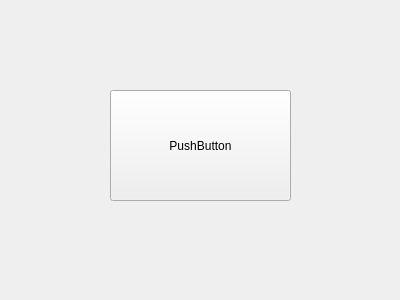
Above: game/GameMenuView.ui from FelipeVV/cobra-jones before the change. Below: the same form after it.
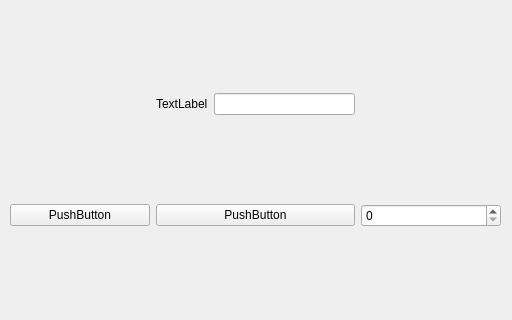
That is the form after the change.

Commit message: ya hay una jerarquia de responsabilidades de ventanas definida y un menu que permite seleccionar nivel

What changed in the file:
```diff
--- a/game/GameMenuView.ui
+++ b/game/GameMenuView.ui
@@ -2,29 +2,135 @@
 <ui version="4.0">
  <class>GameMenuView</class>
  <widget class="QWidget" name="GameMenuView">
+  <property name="windowModality">
+   <enum>Qt::NonModal</enum>
+  </property>
+  <property name="enabled">
+   <bool>true</bool>
+  </property>
   <property name="geometry">
    <rect>
     <x>0</x>
     <y>0</y>
-    <width>400</width>
-    <height>300</height>
+    <width>512</width>
+    <height>320</height>
    </rect>
   </property>
   <property name="windowTitle">
    <string>Form</string>
   </property>
-  <widget class="QPushButton" name="pushButton">
+  <widget class="QWidget" name="gridLayoutWidget">
    <property name="geometry">
     <rect>
-     <x>110</x>
-     <y>90</y>
-     <width>181</width>
-     <height>111</height>
+     <x>10</x>
+     <y>10</y>
+     <width>491</width>
+     <height>301</height>
     </rect>
    </property>
-   <property name="text">
-    <string>PushButton</string>
-   </property>
+   <layout class="QGridLayout" name="gridLayout">
+    <item row="2" column="1">
+     <spacer name="verticalSpacer_3">
+      <property name="orientation">
+       <enum>Qt::Vertical</enum>
+      </property>
+      <property name="sizeType">
+       <enum>QSizePolicy::Fixed</enum>
+      </property>
+      <property name="sizeHint" stdset="0">
+       <size>
+        <width>20</width>
+        <height>40</height>
+       </size>
+      </property>
+     </spacer>
+    </item>
+    <item row="4" column="1">
+     <spacer name="verticalSpacer_2">
+      <property name="orientation">
+       <enum>Qt::Vertical</enum>
+      </property>
+      <property name="sizeType">
+       <enum>QSizePolicy::Fixed</enum>
+      </property>
+      <property name="sizeHint" stdset="0">
+       <size>
+        <width>20</width>
+        <height>40</height>
+       </size>
+      </property>
+     </spacer>
+    </item>
+    <item row="0" column="2">
+     <spacer name="verticalSpacer">
+      <property name="orientation">
+       <enum>Qt::Vertical</enum>
+      </property>
+      <property name="sizeType">
+       <enum>QSizePolicy::Fixed</enum>
+      </property>
+      <property name="sizeHint" stdset="0">
+       <size>
+        <width>20</width>
+        <height>40</height>
+       </size>
+      </property>
+     </spacer>
+    </item>
+    <item row="3" column="3">
+     <widget class="QSpinBox" name="spinBox"/>
+    </item>
+    <item row="1" column="1">
+     <widget class="QLabel" name="label_2">
+      <property name="text">
+       <string>TextLabel</string>
+      </property>
+     </widget>
+    </item>
+    <item row="1" column="3">
+     <spacer name="horizontalSpacer_4">
+      <property name="orientation">
+       <enum>Qt::Horizontal</enum>
+      </property>
+      <property name="sizeHint" stdset="0">
+       <size>
+        <width>40</width>
+        <height>20</height>
+       </size>
+      </property>
+     </spacer>
+    </item>
+    <item row="1" column="2">
+     <widget class="QLineEdit" name="lineEdit_2"/>
+    </item>
+    <item row="1" column="0">
+     <spacer name="horizontalSpacer_3">
+      <property name="orientation">
+       <enum>Qt::Horizontal</enum>
+      </property>
+      <property name="sizeHint" stdset="0">
+       <size>
+        <width>40</width>
+        <height>20</height>
+       </size>
+      </property>
+     </spacer>
+    </item>
+    <item row="3" column="1" colspan="2">
+     <widget class="QPushButton" name="pushButton">
+      <property name="text">
+       <string>PushButton</string>
+      </property>
+     </widget>
+    </item>
+    <item row="3" column="0">
+     <widget class="QPushButton" name="pushButton_2">
+      <property name="text">
+       <string>PushButton</string>
+      </property>
+     </widget>
+    </item>
+   </layout>
   </widget>
  </widget>
  <resources/>
```
The commit also changes 8 other files.
